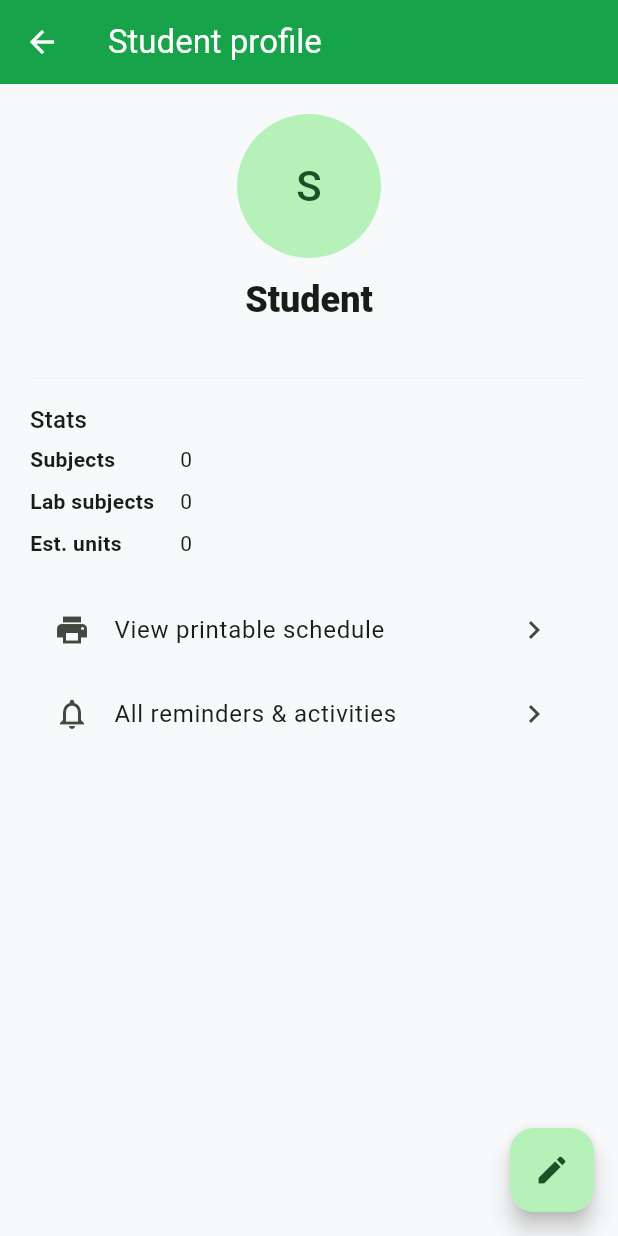
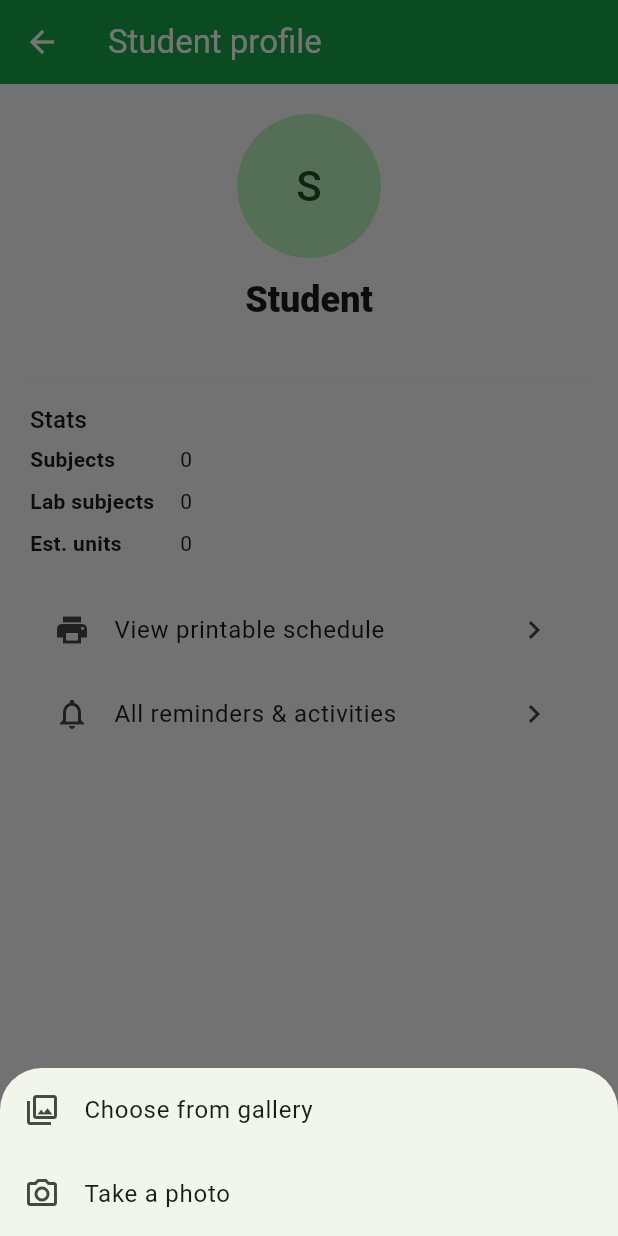
Before and after one commit to azrielarellano2-hash/lnu_app_class_locator, a Flutter app: the StudentProfileScreen screen opened directly, after a tap on an icon or button, on a phone screen of 412 x 824 dp. Run offline on Flutter 3.47's test engine with Material 3 defaults, Android fonts, the phone set to English and light mode, and no system bars; our stand-ins replace flutter_local_notifications, image_picker, pdf, printing, shimmer, sqflite and 1 more; missing offline and left inert: cunning_document_scanner, google_mlkit_text_recognition; accounts and stored records are empty.

Commit message:
Enable profile picture upload for student and teacher profiles.
Co-authored-by: Cursor <cursoragent@cursor.com>

```diff
--- a/lib/screens/student_profile_screen.dart
+++ b/lib/screens/student_profile_screen.dart
@@ -1,10 +1,10 @@
 import 'dart:io';
 
 import 'package:flutter/material.dart';
-import 'package:image_picker/image_picker.dart';
 import 'package:provider/provider.dart';
 
 import '../models/student_profile.dart';
+import '../services/profile_photo_service.dart';
 import '../state/app_repository.dart';
 import '../theme/app_theme.dart';
 import 'eslip_printable_view.dart';
@@ -60,11 +60,15 @@ class _StudentProfileScreenState extends State<StudentProfileScreen> {
 
   Future<void> _pickPhoto() async {
     if (_profile == null) return;
-    final repo = context.read<AppRepository>();
-    final picked = await ImagePicker().pickImage(source: ImageSource.gallery);
-    if (!mounted || picked == null) return;
-    final updated = _profile!.copyWith(profilePhotoPath: picked.path);
-    await repo.saveStudentProfile(updated);
+    final source = await ProfilePhotoService.chooseImageSource(context);
+    if (!mounted || source == null) return;
+    final path = await const ProfilePhotoService().pickAndPersist(
+      source: source,
+      fileName: 'student_profile.jpg',
+    );
+    if (!mounted || path == null) return;
+    final updated = _profile!.copyWith(profilePhotoPath: path);
+    await context.read<AppRepository>().saveStudentProfile(updated);
     if (mounted) await _load();
   }
 
--- /dev/null
+++ b/lib/services/profile_photo_service.dart
@@ -0,0 +1,58 @@
+import 'dart:io';
+
+import 'package:flutter/material.dart';
+import 'package:image_picker/image_picker.dart';
+import 'package:path/path.dart' as p;
+import 'package:path_provider/path_provider.dart';
+
+/// Picks a profile photo and stores it in app documents so the path persists.
+class ProfilePhotoService {
+  const ProfilePhotoService();
+
+  static Future<ImageSource?> chooseImageSource(BuildContext context) {
+    return showModalBottomSheet<ImageSource>(
+      context: context,
+      builder: (ctx) => SafeArea(
+        child: Wrap(
+          children: [
+            ListTile(
+              leading: const Icon(Icons.photo_library_outlined),
+              title: const Text('Choose from gallery'),
+              onTap: () => Navigator.pop(ctx, ImageSource.gallery),
+            ),
+            ListTile(
+              leading: const Icon(Icons.photo_camera_outlined),
+              title: const Text('Take a photo'),
+              onTap: () => Navigator.pop(ctx, ImageSource.camera),
+            ),
+          ],
+        ),
+      ),
+    );
+  }
+
+  Future<String?> pickAndPersist({
+    required ImageSource source,
+    required String fileName,
+  }) async {
+    final picked = await ImagePicker().pickImage(
+      source: source,
+      imageQuality: 85,
+      maxWidth: 1024,
+      maxHeight: 1024,
+    );
+    if (picked == null) return null;
+    return persist(picked.path, fileName: fileName);
+  }
+
+  Future<String> persist(String sourcePath, {required String fileName}) async {
+    final dir = await getApplicationDocumentsDirectory();
+    final photosDir = Directory(p.join(dir.path, 'profile_photos'));
+    if (!await photosDir.exists()) {
+      await photosDir.create(recursive: true);
+    }
+    final destPath = p.join(photosDir.path, fileName);
+    await File(sourcePath).copy(destPath);
+    return destPath;
+  }
+}
```
Also changed, not shown: lib/screens/teacher_profile_screen.dart (+20 -1 lines).
